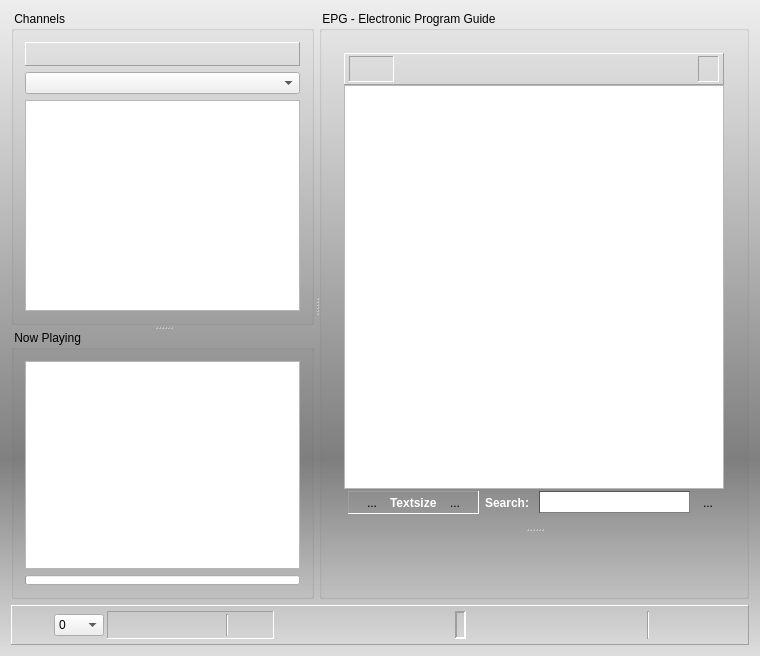
Qt form vlc-record/forms/recorder_inc.ui (code-google-com/vlc-record) before a commit.
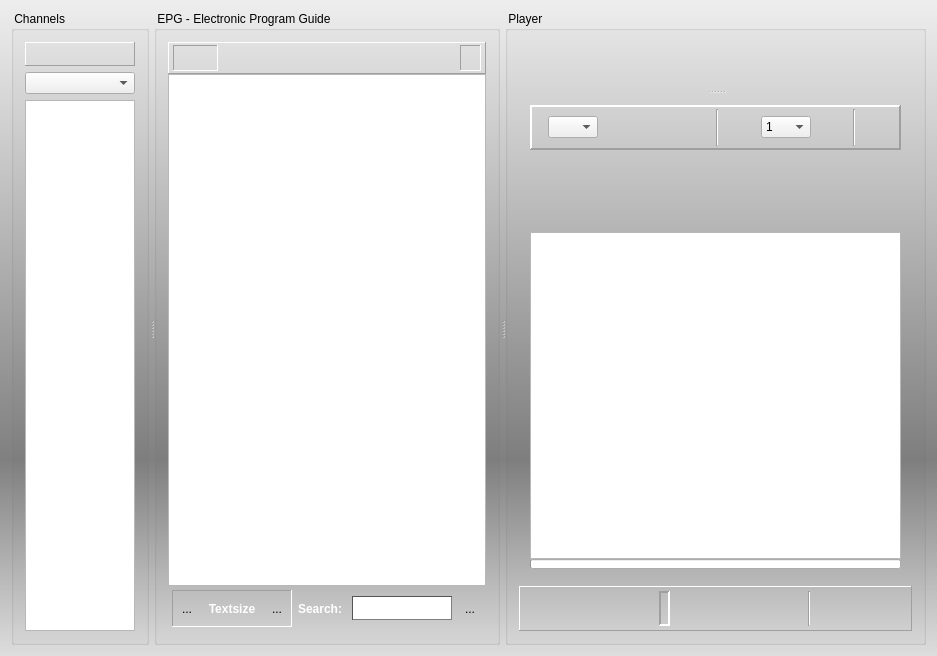
The same form after that commit. Icons and pictures are not drawn. Custom widgets are drawn as their Qt base class.

```diff
--- a/vlc-record/forms/recorder_inc.ui
+++ b/vlc-record/forms/recorder_inc.ui
@@ -6,7 +6,7 @@
    <rect>
     <x>0</x>
     <y>0</y>
-    <width>760</width>
+    <width>937</width>
     <height>656</height>
    </rect>
   </property>
@@ -22,8 +22,34 @@
   <property name="locale">
    <locale language="English" country="UnitedStates"/>
   </property>
-  <layout class="QVBoxLayout" name="verticalLayout_4" stretch="1,0">
+  <layout class="QVBoxLayout" name="verticalLayout_3" stretch="0">
    <item>
+    <widget class="QSplitter" name="vSplitterChanEpgPlay">
+     <property name="styleSheet">
+      <string notr="true">QSplitter#vSplitterChanEpgPlay::handle {
+     image: url(:/png/v_split);
+ }
+
+ QSplitter#vSplitterChanEpgPlay::handle:horizontal {
+     width: 5px;
+ }
+
+ QSplitter#vSplitterChanEpgPlay::handle:vertical {
+     height: 5px;
+ }
+
+ QSplitter#vSplitterChanEpgPlay::handle:hover {
+    image: url(:/png/v_split_hover);
+ }
+
+ QSplitter#vSplitterChanEpgPlay::handle:pressed {
+    image: url(:/png/v_split_pressed);
+ }
+</string>
+     </property>
+     <property name="orientation">
+      <enum>Qt::Horizontal</enum>
+     </property>
     <widget class="QSplitter" name="vSplitterChanEpg">
      <property name="styleSheet">
       <string notr="true">QSplitter#vSplitterChanEpg::handle {
@@ -50,37 +76,11 @@
      <property name="orientation">
       <enum>Qt::Horizontal</enum>
      </property>
-     <widget class="QSplitter" name="hSplitterChannels">
-      <property name="styleSheet">
-       <string notr="true">QSplitter#hSplitterChannels::handle {
-   image: url(:/png/h_split);
-}
-
-QSplitter#hSplitterChannels::handle:horizontal {
-   width: 5px;
-}
-
-QSplitter#hSplitterChannels::handle:vertical {
-   height: 5px;
-}
-
-QSplitter#hSplitterChannels::handle:hover {
-   image: url(:/png/h_split_hover);
-}
-
-QSplitter#hSplitterChannels::handle:pressed {
-   image: url(:/png/h_split_pressed);
-}
-</string>
-      </property>
-      <property name="orientation">
-       <enum>Qt::Vertical</enum>
-      </property>
       <widget class="QGroupBox" name="groupChannels">
        <property name="title">
         <string> Channels </string>
        </property>
-       <layout class="QVBoxLayout" name="verticalLayout" stretch="0,0,60">
+       <layout class="QVBoxLayout" name="verticalLayout">
         <item>
          <widget class="QFrame" name="hFrameFav">
           <property name="contextMenuPolicy">
@@ -165,79 +165,12 @@
         </item>
        </layout>
       </widget>
-      <widget class="QGroupBox" name="groupEpgShort">
-       <property name="title">
-        <string> Now Playing </string>
-       </property>
-       <layout class="QVBoxLayout" name="verticalLayout_3">
-        <item>
-         <widget class="CEpgBrowser" name="textEpgShort">
-          <property name="whatsThis">
-           <string>Short EPG</string>
-          </property>
-         </widget>
-        </item>
-        <item>
-         <widget class="QProgressBar" name="progressBar">
-          <property name="minimumSize">
-           <size>
-            <width>0</width>
-            <height>10</height>
-           </size>
-          </property>
-          <property name="maximumSize">
-           <size>
-            <width>16777215</width>
-            <height>10</height>
-           </size>
-          </property>
-          <property name="whatsThis">
-           <string>Time Progress for played programm</string>
-          </property>
-          <property name="value">
-           <number>0</number>
-          </property>
-          <property name="textVisible">
-           <bool>false</bool>
-          </property>
-         </widget>
-        </item>
-       </layout>
-      </widget>
-     </widget>
      <widget class="QGroupBox" name="groupEPG">
       <property name="title">
        <string> EPG - Electronic Program Guide </string>
       </property>
-      <layout class="QVBoxLayout" name="verticalLayout_5">
+       <layout class="QVBoxLayout" name="verticalLayout_4">
        <item>
-        <widget class="QSplitter" name="hSplitterEpgPlayer">
-         <property name="styleSheet">
-          <string notr="true">QSplitter#hSplitterEpgPlayer::handle {
-     image: url(:/png/h_split);
- }
-
- QSplitter#hSplitterEpgPlayer::handle:horizontal {
-     width: 5px;
- }
-
- QSplitter#hSplitterEpgPlayer::handle:vertical {
-     height: 5px;
- }
-
- QSplitter#hSplitterEpgPlayer::handle:hover {
-    image: url(:/png/h_split_hover);
- }
-
- QSplitter#hSplitterEpgPlayer::handle:pressed {
-    image: url(:/png/h_split_pressed);
- }
-</string>
-         </property>
-         <property name="orientation">
-          <enum>Qt::Vertical</enum>
-         </property>
-         <widget class="QWidget" name="layoutWidget">
           <layout class="QVBoxLayout" name="verticalLayout_2">
            <property name="spacing">
             <number>0</number>
@@ -405,6 +338,12 @@
            </item>
            <item>
             <widget class="QFrame" name="frameSearch">
+            <property name="minimumSize">
+             <size>
+              <width>0</width>
+              <height>45</height>
+             </size>
+            </property>
              <property name="styleSheet">
               <string notr="true">QFrame#frameSearch {
 background-color: qlineargradient(spread:pad, x1:0, y1:0, x2:0, y2:1, stop:0 #ccc, 	stop:0.7 #555, stop:1 #bbb);
@@ -424,18 +363,9 @@
               <number>1</number>
              </property>
              <layout class="QHBoxLayout" name="horizontalLayout_8">
-              <property name="leftMargin">
+             <property name="margin">
                <number>4</number>
               </property>
-              <property name="topMargin">
-               <number>2</number>
-              </property>
-              <property name="rightMargin">
-               <number>4</number>
-              </property>
-              <property name="bottomMargin">
-               <number>2</number>
-              </property>
               <item>
                <widget class="QFrame" name="frTextsize">
                 <property name="minimumSize">
@@ -450,12 +380,12 @@
                 <property name="frameShadow">
                  <enum>QFrame::Sunken</enum>
                 </property>
-                <layout class="QHBoxLayout" name="horizontalLayout_7">
-                 <property name="topMargin">
-                  <number>0</number>
-                 </property>
-                 <property name="bottomMargin">
-                  <number>0</number>
+               <layout class="QHBoxLayout" name="horizontalLayout_9">
+                <property name="spacing">
+                 <number>2</number>
+                </property>
+                <property name="margin">
+                 <number>2</number>
                  </property>
                  <item>
                   <widget class="QToolButton" name="btnFontSmaller">
@@ -491,6 +421,9 @@
                    <property name="text">
                     <string>Textsize</string>
                    </property>
+                  <property name="alignment">
+                   <set>Qt::AlignCenter</set>
+                  </property>
                   </widget>
                  </item>
                  <item>
@@ -537,7 +470,7 @@
                 <property name="minimumSize">
                  <size>
                   <width>100</width>
-                  <height>22</height>
+                 <height>24</height>
                  </size>
                 </property>
                 <property name="styleSheet">
@@ -564,8 +497,8 @@
                 </property>
                 <property name="iconSize">
                  <size>
-                  <width>16</width>
-                  <height>16</height>
+                 <width>24</width>
+                 <height>24</height>
                  </size>
                 </property>
                 <property name="shortcut">
@@ -580,23 +513,63 @@
             </widget>
            </item>
           </layout>
-         </widget>
+        </item>
+       </layout>
+      </widget>
+     </widget>
+     <widget class="QGroupBox" name="groupPlayer">
+      <property name="title">
+       <string> Player </string>
+      </property>
+      <layout class="QVBoxLayout" name="verticalLayout_5">
+       <item>
+        <widget class="QSplitter" name="hSplitterPlayer">
+         <property name="styleSheet">
+          <string notr="true">QSplitter#hSplitterPlayer::handle {
+   image: url(:/png/h_split);
+}
+
+QSplitter#hSplitterPlayer::handle:horizontal {
+   width: 5px;
+}
+
+QSplitter#hSplitterPlayer::handle:vertical {
+   height: 5px;
+}
+
+QSplitter#hSplitterPlayer::handle:hover {
+   image: url(:/png/h_split_hover);
+}
+
+QSplitter#hSplitterPlayer::handle:pressed {
+   image: url(:/png/h_split_pressed);
+}
+</string>
+         </property>
+         <property name="orientation">
+          <enum>Qt::Vertical</enum>
+         </property>
          <widget class="CPlayer" name="player" native="true"/>
-        </widget>
-       </item>
-      </layout>
-     </widget>
-    </widget>
-   </item>
+         <widget class="QWidget" name="layoutWidget">
+          <layout class="QVBoxLayout" name="vLayoutPlayInfo" stretch="0,20,80,0">
+           <property name="spacing">
+            <number>0</number>
+           </property>
    <item>
-    <widget class="QFrame" name="frame">
+            <widget class="QFrame" name="frameTimerInfo">
+             <property name="minimumSize">
+              <size>
+               <width>0</width>
+               <height>45</height>
+              </size>
+             </property>
      <property name="styleSheet">
-      <string notr="true">QFrame#frame {
-background-color: qlineargradient(spread:pad, x1:0, y1:0, x2:0, y2:1, stop:0 #eee, 	stop:0.7 grey, stop:1 #dedede);
-background-image: url(:/app/time);
-background-position: left center;
-background-repeat: no-repeat;
-background-attachment: fixed;
+              <string notr="true">QFrame#frameTimerInfo {
+background-color: qlineargradient(spread:pad, x1:0, y1:0, x2:0, y2:1, stop:0 #ccc, 	stop:0.7 #555, stop:1 #bbb);
+border-left: 1px solid #eee;
+border-right: 1px solid #666;
+border-bottom: 1px solid #666;
+border-top: 0px;
 };</string>
      </property>
      <property name="frameShape">
@@ -606,24 +579,34 @@
       <enum>QFrame::Raised</enum>
      </property>
      <property name="lineWidth">
-      <number>1</number>
+              <number>2</number>
      </property>
      <layout class="QHBoxLayout" name="horizontalLayout_2">
       <property name="spacing">
-       <number>3</number>
+               <number>4</number>
       </property>
       <property name="leftMargin">
-       <number>42</number>
+               <number>5</number>
       </property>
       <property name="topMargin">
-       <number>5</number>
+               <number>2</number>
       </property>
       <property name="rightMargin">
        <number>5</number>
       </property>
       <property name="bottomMargin">
-       <number>5</number>
-      </property>
+               <number>2</number>
+              </property>
+              <item>
+               <widget class="QLabel" name="label">
+                <property name="text">
+                 <string/>
+                </property>
+                <property name="pixmap">
+                 <pixmap resource="../vlc-record.qrc">:/app/time</pixmap>
+                </property>
+               </widget>
+              </item>
       <item>
        <widget class="QComboBox" name="cbxTimeShift">
         <property name="minimumSize">
@@ -644,77 +627,21 @@
         <property name="whatsThis">
          <string>TimeShift Selector</string>
         </property>
-        <item>
-         <property name="text">
-          <string>0</string>
-         </property>
-        </item>
-        <item>
-         <property name="text">
-          <string>1</string>
-         </property>
-        </item>
-        <item>
-         <property name="text">
-          <string>2</string>
-         </property>
-        </item>
-        <item>
-         <property name="text">
-          <string>3</string>
-         </property>
-        </item>
-        <item>
-         <property name="text">
-          <string>4</string>
-         </property>
-        </item>
-        <item>
-         <property name="text">
-          <string>8</string>
-         </property>
-        </item>
-        <item>
-         <property name="text">
-          <string>9</string>
-         </property>
-        </item>
-        <item>
-         <property name="text">
-          <string>10</string>
-         </property>
-        </item>
-        <item>
-         <property name="text">
-          <string>11</string>
-         </property>
-        </item>
        </widget>
       </item>
       <item>
-       <widget class="QFrame" name="frameTimerInfo">
-        <property name="frameShape">
-         <enum>QFrame::Panel</enum>
-        </property>
-        <property name="frameShadow">
-         <enum>QFrame::Sunken</enum>
-        </property>
-        <layout class="QHBoxLayout" name="horizontalLayout_6">
-         <property name="spacing">
-          <number>4</number>
-         </property>
-         <property name="leftMargin">
-          <number>4</number>
-         </property>
-         <property name="topMargin">
-          <number>2</number>
-         </property>
-         <property name="rightMargin">
-          <number>6</number>
-         </property>
-         <property name="bottomMargin">
-          <number>2</number>
-         </property>
+               <spacer name="horizontalSpacer_4">
+                <property name="orientation">
+                 <enum>Qt::Horizontal</enum>
+                </property>
+                <property name="sizeHint" stdset="0">
+                 <size>
+                  <width>40</width>
+                  <height>20</height>
+                 </size>
+                </property>
+               </spacer>
+              </item>
          <item>
           <widget class="QPushButton" name="pushPlay">
            <property name="maximumSize">
@@ -829,6 +756,120 @@
            </property>
           </widget>
          </item>
+              <item>
+               <widget class="Line" name="line_3">
+                <property name="orientation">
+                 <enum>Qt::Vertical</enum>
+                </property>
+               </widget>
+              </item>
+              <item>
+               <widget class="QPushButton" name="pushBwd">
+                <property name="enabled">
+                 <bool>false</bool>
+                </property>
+                <property name="maximumSize">
+                 <size>
+                  <width>34</width>
+                  <height>34</height>
+                 </size>
+                </property>
+                <property name="toolTip">
+                 <string>Jump Backward</string>
+                </property>
+                <property name="text">
+                 <string/>
+                </property>
+                <property name="icon">
+                 <iconset resource="../vlc-record.qrc">
+                  <normaloff>:/app/bwd</normaloff>:/app/bwd</iconset>
+                </property>
+                <property name="iconSize">
+                 <size>
+                  <width>32</width>
+                  <height>32</height>
+                 </size>
+                </property>
+                <property name="flat">
+                 <bool>true</bool>
+                </property>
+               </widget>
+              </item>
+              <item>
+               <widget class="QComboBox" name="cbxTimeJumpVal">
+                <property name="minimumSize">
+                 <size>
+                  <width>50</width>
+                  <height>0</height>
+                 </size>
+                </property>
+                <property name="toolTip">
+                 <string>Time Jump Value in minutes</string>
+                </property>
+                <item>
+                 <property name="text">
+                  <string>1</string>
+                 </property>
+                </item>
+                <item>
+                 <property name="text">
+                  <string>2</string>
+                 </property>
+                </item>
+                <item>
+                 <property name="text">
+                  <string>3</string>
+                 </property>
+                </item>
+                <item>
+                 <property name="text">
+                  <string>4</string>
+                 </property>
+                </item>
+                <item>
+                 <property name="text">
+                  <string>5</string>
+                 </property>
+                </item>
+                <item>
+                 <property name="text">
+                  <string>10</string>
+                 </property>
+                </item>
+               </widget>
+              </item>
+              <item>
+               <widget class="QPushButton" name="pushFwd">
+                <property name="enabled">
+                 <bool>false</bool>
+                </property>
+                <property name="maximumSize">
+                 <size>
+                  <width>34</width>
+                  <height>34</height>
+                 </size>
+                </property>
+                <property name="toolTip">
+                 <string>Jump Forward</string>
+                </property>
+                <property name="text">
+                 <string/>
+                </property>
+                <property name="icon">
+                 <iconset resource="../vlc-record.qrc">
+                  <normaloff>:/app/fwd</normaloff>:/app/fwd</iconset>
+                </property>
+                <property name="iconSize">
+                 <size>
+                  <width>32</width>
+                  <height>32</height>
+                 </size>
+                </property>
+                <property name="flat">
+                 <bool>true</bool>
+                </property>
+               </widget>
+              </item>
          <item>
           <widget class="Line" name="line_2">
            <property name="orientation">
@@ -875,51 +916,124 @@
        </widget>
       </item>
       <item>
-       <spacer name="horizontalSpacer_3">
+            <spacer name="verticalSpacer">
         <property name="orientation">
-         <enum>Qt::Horizontal</enum>
+              <enum>Qt::Vertical</enum>
         </property>
         <property name="sizeHint" stdset="0">
          <size>
-          <width>40</width>
-          <height>20</height>
+               <width>20</width>
+               <height>40</height>
          </size>
         </property>
        </spacer>
       </item>
       <item>
-       <widget class="QFrame" name="frameState">
+            <widget class="CEpgBrowser" name="textEpgShort">
+             <property name="whatsThis">
+              <string>Short EPG</string>
+             </property>
+            </widget>
+           </item>
+           <item>
+            <widget class="QProgressBar" name="progressBar">
+             <property name="minimumSize">
+              <size>
+               <width>0</width>
+               <height>10</height>
+              </size>
+             </property>
+             <property name="maximumSize">
+              <size>
+               <width>16777215</width>
+               <height>10</height>
+              </size>
+             </property>
+             <property name="whatsThis">
+              <string>Time Progress for played programm</string>
+             </property>
+             <property name="value">
+              <number>0</number>
+             </property>
+             <property name="textVisible">
+              <bool>false</bool>
+             </property>
+            </widget>
+           </item>
+          </layout>
+         </widget>
+        </widget>
+       </item>
+       <item>
+        <widget class="QFrame" name="frameProgBtns">
+         <property name="minimumSize">
+          <size>
+           <width>0</width>
+           <height>45</height>
+          </size>
+         </property>
+         <property name="styleSheet">
+          <string notr="true">QFrame#frameProgBtns {
+background-color: qlineargradient(spread:pad, x1:0, y1:0, x2:0, y2:1, stop:0 #ccc, 	stop:0.7 #555, stop:1 #bbb);
+border-left: 1px solid #eee;
+border-right: 1px solid #666;
+border-bottom: 1px solid #666;
+border-top: 0px;
+};</string>
+         </property>
         <property name="frameShape">
          <enum>QFrame::Panel</enum>
         </property>
         <property name="frameShadow">
-         <enum>QFrame::Sunken</enum>
+          <enum>QFrame::Raised</enum>
         </property>
         <property name="lineWidth">
-         <number>2</number>
+          <number>1</number>
         </property>
         <layout class="QHBoxLayout" name="horizontalLayout">
          <property name="spacing">
-          <number>2</number>
+           <number>4</number>
          </property>
          <property name="margin">
-          <number>0</number>
-         </property>
+           <number>4</number>
+          </property>
+          <item>
+           <spacer name="horizontalSpacer">
+            <property name="orientation">
+             <enum>Qt::Horizontal</enum>
+            </property>
+            <property name="sizeHint" stdset="0">
+             <size>
+              <width>40</width>
+              <height>20</height>
+             </size>
+            </property>
+           </spacer>
+          </item>
          <item>
           <widget class="CLCDDisplay" name="labState">
+            <property name="frameShape">
+             <enum>QFrame::Panel</enum>
+            </property>
+            <property name="frameShadow">
+             <enum>QFrame::Sunken</enum>
+            </property>
+            <property name="lineWidth">
+             <number>2</number>
+            </property>
            <property name="text">
             <string/>
            </property>
            <property name="pixmap">
             <pixmap resource="../lcd.qrc">:/lcd/blank</pixmap>
            </property>
-          </widget>
-         </item>
-        </layout>
+            <property name="alignment">
+             <set>Qt::AlignRight|Qt::AlignTrailing|Qt::AlignVCenter</set>
+            </property>
        </widget>
       </item>
       <item>
-       <spacer name="horizontalSpacer">
+           <spacer name="horizontalSpacer_3">
         <property name="orientation">
          <enum>Qt::Horizontal</enum>
         </property>
@@ -932,7 +1046,7 @@
        </spacer>
       </item>
       <item>
-       <widget class="Line" name="line_3">
+           <widget class="Line" name="line">
         <property name="orientation">
          <enum>Qt::Vertical</enum>
         </property>
@@ -1066,6 +1180,10 @@
    </item>
   </layout>
  </widget>
+    </widget>
+   </item>
+  </layout>
+ </widget>
  <layoutdefault spacing="6" margin="11"/>
  <customwidgets>
   <customwidget>
@@ -1073,17 +1191,17 @@
    <extends>QTextBrowser</extends>
    <header>cepgbrowser.h</header>
   </customwidget>
+  <customwidget>
+   <class>CLCDDisplay</class>
+   <extends>QLabel</extends>
+   <header>clcddisplay.h</header>
+  </customwidget>
   <customwidget>
    <class>CPlayer</class>
    <extends>QWidget</extends>
    <header>cplayer.h</header>
    <container>1</container>
   </customwidget>
-  <customwidget>
-   <class>CLCDDisplay</class>
-   <extends>QLabel</extends>
-   <header>clcddisplay.h</header>
-  </customwidget>
  </customwidgets>
  <tabstops>
   <tabstop>cbxChannelGroup</tabstop>
```
Left out of the diff: 9 changed lines with no effect on the pictures. Lines whose indentation alone changed are shown as unchanged.
